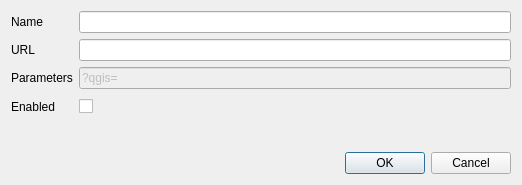
qgis/QGIS, file python/pyplugin_installer/qgsplugininstallerrepositorybase.ui: the form before one commit.
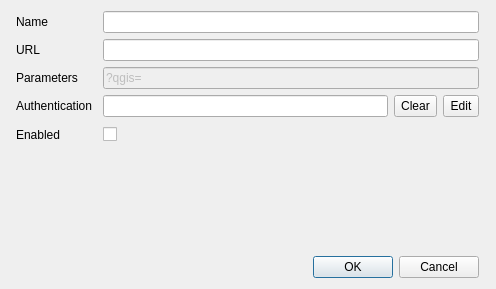
The form after the commit.

Commit message: [FEATURE][auth] Add support to Plugin Manager

What changed in the file:
```diff
--- a/python/pyplugin_installer/qgsplugininstallerrepositorybase.ui
+++ b/python/pyplugin_installer/qgsplugininstallerrepositorybase.ui
@@ -7,8 +7,8 @@
    <rect>
     <x>0</x>
     <y>0</y>
-    <width>522</width>
-    <height>185</height>
+    <width>496</width>
+    <height>289</height>
    </rect>
   </property>
   <property name="sizePolicy">
@@ -27,7 +27,89 @@
    <string/>
   </property>
   <layout class="QGridLayout">
-   <item row="5" column="1" colspan="2">
+   <item row="5" column="2">
+    <spacer>
+     <property name="orientation">
+      <enum>Qt::Horizontal</enum>
+     </property>
+     <property name="sizeType">
+      <enum>QSizePolicy::Fixed</enum>
+     </property>
+     <property name="sizeHint" stdset="0">
+      <size>
+       <width>351</width>
+       <height>23</height>
+      </size>
+     </property>
+    </spacer>
+   </item>
+   <item row="1" column="0">
+    <widget class="QLabel" name="label_2">
+     <property name="text">
+      <string>URL</string>
+     </property>
+     <property name="buddy">
+      <cstring>editURL</cstring>
+     </property>
+    </widget>
+   </item>
+   <item row="5" column="0">
+    <widget class="QLabel" name="label_4">
+     <property name="text">
+      <string>Enabled</string>
+     </property>
+     <property name="buddy">
+      <cstring>checkBoxEnabled</cstring>
+     </property>
+    </widget>
+   </item>
+   <item row="0" column="1" colspan="2">
+    <widget class="QLineEdit" name="editName">
+     <property name="toolTip">
+      <string>Enter a name for the repository</string>
+     </property>
+     <property name="whatsThis">
+      <string>Enter a name for the repository</string>
+     </property>
+    </widget>
+   </item>
+   <item row="3" column="1" colspan="2">
+    <widget class="QLineEdit" name="editParams">
+     <property name="enabled">
+      <bool>false</bool>
+     </property>
+     <property name="text">
+      <string>?qgis=</string>
+     </property>
+    </widget>
+   </item>
+   <item row="9" column="0" colspan="3">
+    <widget class="QDialogButtonBox" name="buttonBox">
+     <property name="orientation">
+      <enum>Qt::Horizontal</enum>
+     </property>
+     <property name="standardButtons">
+      <set>QDialogButtonBox::Cancel|QDialogButtonBox::Ok</set>
+     </property>
+    </widget>
+   </item>
+   <item row="0" column="0">
+    <widget class="QLabel" name="label">
+     <property name="sizePolicy">
+      <sizepolicy hsizetype="Fixed" vsizetype="Preferred">
+       <horstretch>0</horstretch>
+       <verstretch>0</verstretch>
+      </sizepolicy>
+     </property>
+     <property name="text">
+      <string>Name</string>
+     </property>
+     <property name="buddy">
+      <cstring>editName</cstring>
+     </property>
+    </widget>
+   </item>
+   <item row="7" column="1" colspan="2">
     <widget class="QLabel" name="labelInfo">
      <property name="enabled">
       <bool>true</bool>
@@ -89,33 +171,49 @@
      </property>
     </widget>
    </item>
-   <item row="7" column="0" colspan="3">
-    <widget class="QDialogButtonBox" name="buttonBox">
-     <property name="orientation">
-      <enum>Qt::Horizontal</enum>
+   <item row="3" column="0">
+    <widget class="QLabel" name="label_3">
+     <property name="text">
+      <string>Parameters</string>
      </property>
-     <property name="standardButtons">
-      <set>QDialogButtonBox::Cancel|QDialogButtonBox::Ok</set>
+     <property name="buddy">
+      <cstring>editParams</cstring>
      </property>
     </widget>
    </item>
-   <item row="0" column="0">
-    <widget class="QLabel" name="label">
+   <item row="5" column="1">
+    <widget class="QCheckBox" name="checkBoxEnabled">
+     <property name="enabled">
+      <bool>true</bool>
+     </property>
      <property name="sizePolicy">
-      <sizepolicy hsizetype="Fixed" vsizetype="Preferred">
+      <sizepolicy hsizetype="Fixed" vsizetype="Fixed">
        <horstretch>0</horstretch>
        <verstretch>0</verstretch>
       </sizepolicy>
      </property>
      <property name="text">
-      <string>Name</string>
+      <string/>
      </property>
-     <property name="buddy">
-      <cstring>editName</cstring>
+     <property name="checked">
+      <bool>false</bool>
      </property>
     </widget>
    </item>
-   <item row="4" column="1" colspan="2">
+   <item row="1" column="1" colspan="2">
+    <widget class="QLineEdit" name="editURL">
+     <property name="toolTip">
+      <string>Enter the repository URL, beginning with &quot;http://&quot;</string>
+     </property>
+     <property name="whatsThis">
+      <string>Enter the repository URL, beginning with &quot;http://&quot;</string>
+     </property>
+     <property name="text">
+      <string/>
+     </property>
+    </widget>
+   </item>
+   <item row="6" column="1" colspan="2">
     <spacer name="verticalSpacer">
      <property name="orientation">
       <enum>Qt::Vertical</enum>
@@ -128,109 +226,52 @@
      </property>
     </spacer>
    </item>
-   <item row="1" column="1" colspan="2">
-    <widget class="QLineEdit" name="editURL">
-     <property name="toolTip">
-      <string>Enter the repository URL, beginning with &quot;http://&quot;</string>
-     </property>
-     <property name="whatsThis">
-      <string>Enter the repository URL, beginning with &quot;http://&quot;</string>
-     </property>
+   <item row="4" column="0">
+    <widget class="QLabel" name="label_5">
      <property name="text">
-      <string/>
+      <string>Authentication</string>
      </property>
     </widget>
    </item>
-   <item row="3" column="1">
-    <widget class="QCheckBox" name="checkBoxEnabled">
-     <property name="enabled">
-      <bool>true</bool>
+   <item row="4" column="1" colspan="2">
+    <layout class="QHBoxLayout" name="layoutAuthCfg">
+     <property name="spacing">
+      <number>6</number>
      </property>
-     <property name="sizePolicy">
-      <sizepolicy hsizetype="Fixed" vsizetype="Fixed">
-       <horstretch>0</horstretch>
-       <verstretch>0</verstretch>
-      </sizepolicy>
-     </property>
-     <property name="toolTip">
-      <string>Enable or disable the repository (disabled repositories will be omitted)</string>
-     </property>
-     <property name="whatsThis">
-      <string>Enable or disable the repository (disabled repositories will be omitted)</string>
-     </property>
-     <property name="text">
-      <string/>
-     </property>
-     <property name="checked">
-      <bool>false</bool>
-     </property>
-    </widget>
-   </item>
-   <item row="2" column="0">
-    <widget class="QLabel" name="label_3">
-     <property name="text">
-      <string>Parameters</string>
-     </property>
-     <property name="buddy">
-      <cstring>editParams</cstring>
-     </property>
-    </widget>
-   </item>
-   <item row="2" column="1" colspan="2">
-    <widget class="QLineEdit" name="editParams">
-     <property name="enabled">
-      <bool>false</bool>
-     </property>
-     <property name="text">
-      <string>?qgis=</string>
-     </property>
-    </widget>
-   </item>
-   <item row="0" column="1" colspan="2">
-    <widget class="QLineEdit" name="editName">
-     <property name="toolTip">
-      <string>Enter a name for the repository</string>
-     </property>
-     <property name="whatsThis">
-      <string>Enter a name for the repository</string>
-     </property>
-    </widget>
-   </item>
-   <item row="1" column="0">
-    <widget class="QLabel" name="label_2">
-     <property name="text">
-      <string>URL</string>
-     </property>
-     <property name="buddy">
-      <cstring>editURL</cstring>
-     </property>
-    </widget>
-   </item>
-   <item row="3" column="2">
-    <spacer>
-     <property name="orientation">
-      <enum>Qt::Horizontal</enum>
-     </property>
-     <property name="sizeType">
-      <enum>QSizePolicy::Fixed</enum>
-     </property>
-     <property name="sizeHint" stdset="0">
-      <size>
-       <width>351</width>
-       <height>23</height>
-      </size>
-     </property>
-    </spacer>
-   </item>
-   <item row="3" column="0">
-    <widget class="QLabel" name="label_4">
-     <property name="text">
-      <string>Enabled</string>
-     </property>
-     <property name="buddy">
-      <cstring>checkBoxEnabled</cstring>
-     </property>
-    </widget>
+     <item>
+      <widget class="QLineEdit" name="editAuthCfg">
+       <property name="readOnly">
+        <bool>true</bool>
+       </property>
+      </widget>
+     </item>
+     <item>
+      <widget class="QToolButton" name="btnClearAuthCfg">
+       <property name="maximumSize">
+        <size>
+         <width>16777215</width>
+         <height>22</height>
+        </size>
+       </property>
+       <property name="text">
+        <string>Clear</string>
+       </property>
+      </widget>
+     </item>
+     <item>
+      <widget class="QToolButton" name="btnEditAuthCfg">
+       <property name="maximumSize">
+        <size>
+         <width>16777215</width>
+         <height>22</height>
+        </size>
+       </property>
+       <property name="text">
+        <string>Edit</string>
+       </property>
+      </widget>
+     </item>
+    </layout>
    </item>
   </layout>
  </widget>
```
Left out of the diff: 6 changed lines with no effect on the pictures. The commit also changes 3 other files.
